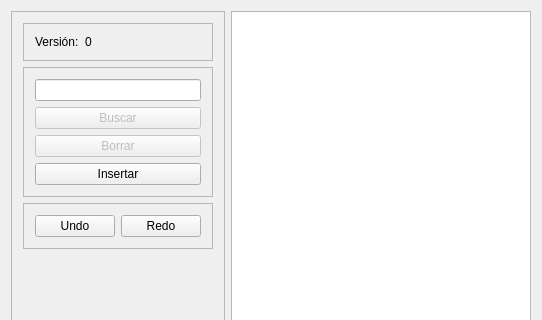
Before: the Qt Designer form fatNodes/mainWindow.ui in Fredy/FatNodes, drawn with Qt 5; both pictures show x 0 to 542 and y 0 to 320 of the 542 by 477 pixel window.
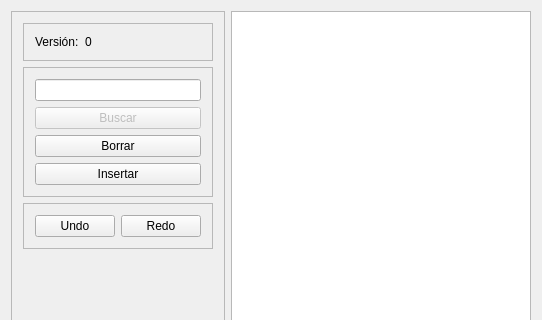
After: the same form once the commit is applied.

```diff
--- a/fatNodes/mainWindow.ui
+++ b/fatNodes/mainWindow.ui
@@ -139,7 +139,7 @@
           <item row="2" column="0">
            <widget class="QPushButton" name="btnRemove">
             <property name="enabled">
-             <bool>false</bool>
+             <bool>true</bool>
             </property>
             <property name="text">
              <string>Borrar</string>
```
